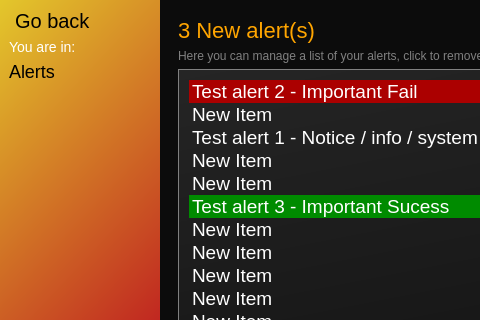
hunterjreid/HomeScan, file router/alert.ui: the form before one commit; both pictures show x 0 to 480 and y 0 to 320 of the 914 by 506 pixel window.
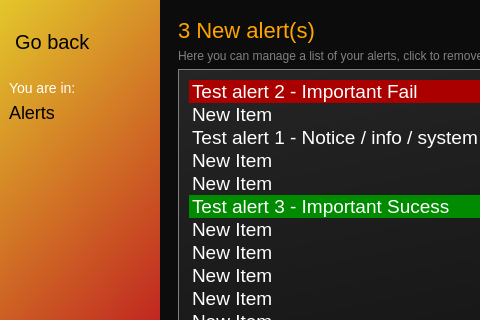
The form after the commit. Icons and pictures are not drawn.

What changed in the file:
```diff
--- a/router/alert.ui
+++ b/router/alert.ui
@@ -69,6 +69,18 @@
           <layout class="QHBoxLayout" name="top">
            <item alignment="Qt::AlignTop">
             <widget class="QPushButton" name="back">
+             <property name="minimumSize">
+              <size>
+               <width>0</width>
+               <height>65</height>
+              </size>
+             </property>
+             <property name="maximumSize">
+              <size>
+               <width>16777215</width>
+               <height>65</height>
+              </size>
+             </property>
              <property name="styleSheet">
               <string notr="true">font-size:20px;
 background:none;</string>
```
